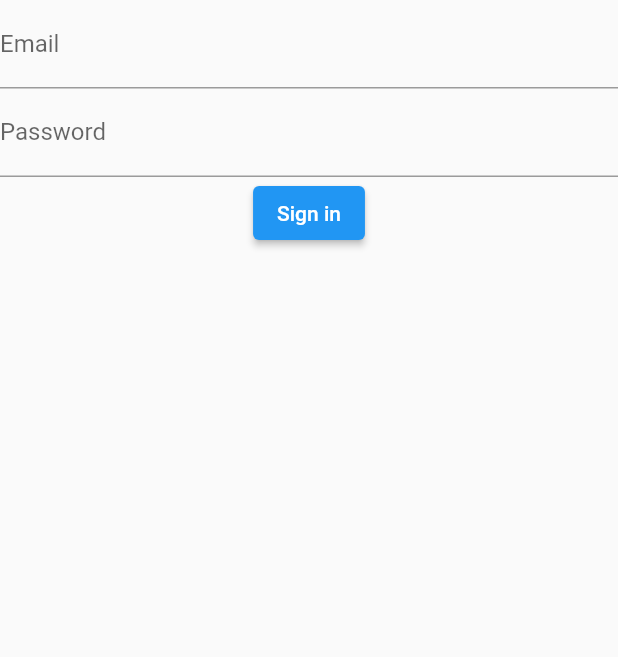
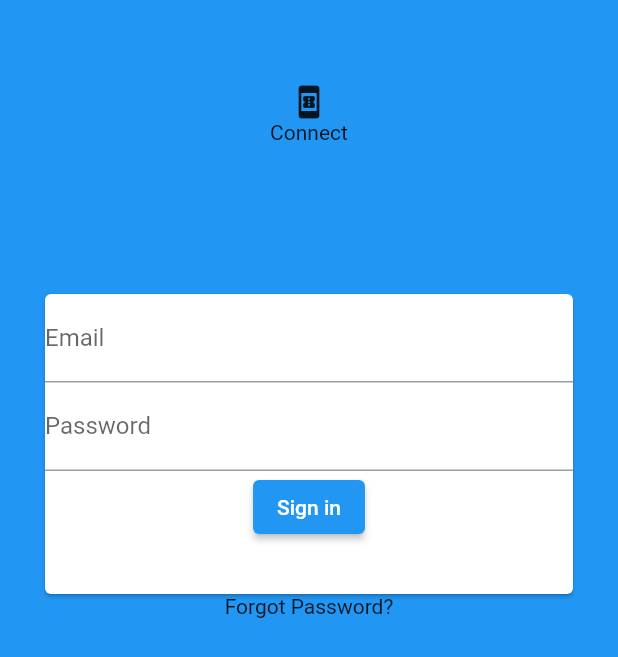
Before and after one commit to Bildad0/Firebase-Auth, a Flutter app: the screen it shows after launch, on a phone screen of 412 x 824 dp. Shown: the top 657 px of the screen. Run offline on Flutter 3.47's test engine with Material 2 defaults, Android fonts, the light colour scheme and no system bars; our stand-ins replace firebase_auth, firebase_core; accounts and stored records are empty.

Commit message:
login page design update

```diff
--- a/lib/Appservices/auth_service.dart
+++ b/lib/Appservices/auth_service.dart
@@ -5,6 +5,9 @@ class AuthService {
   AuthService(this._firebaseAuth);
 
   Stream<User?> get authStateChanges => _firebaseAuth.authStateChanges();
+  Future<void> signOut() async {
+    await _firebaseAuth.signOut();
+  }
 
   Future<String?> signIn(
       {required String email, required String password}) async {
--- a/lib/Pages/signinpage.dart
+++ b/lib/Pages/signinpage.dart
@@ -13,7 +13,21 @@ class SignInPage extends StatelessWidget {
   @override
   Widget build(BuildContext context) {
     return Scaffold(
-      body: Column(children: [
+      appBar: AppBar(
+        elevation: 0,
+      ),
+      body: Container(
+        color: Colors.blue,
+        child: Column(
+          children: [
+            const Icon(Icons.book_online),
+            const Text('Connect'),
+            SizedBox(
+              height: 300,
+              child: Card(
+                margin: const EdgeInsets.fromLTRB(30, 100, 30, 0),
+                color: Colors.white,
+                child: Column(children: [
                   TextField(
                     controller: emailController,
                     decoration: const InputDecoration(
@@ -36,6 +50,15 @@ class SignInPage extends StatelessWidget {
                     child: const Text("Sign in"),
                   ),
                 ]),
+              ),
+            ),
+            Expanded(
+                child: GestureDetector(
+              child: const Text("Forgot Password?"),
+            ))
+          ],
+        ),
+      ),
     );
   }
 }
```
Also changed, not shown: lib/Pages/homepage.dart (+15 -1 lines). Lines whose indentation alone changed are shown as unchanged.
